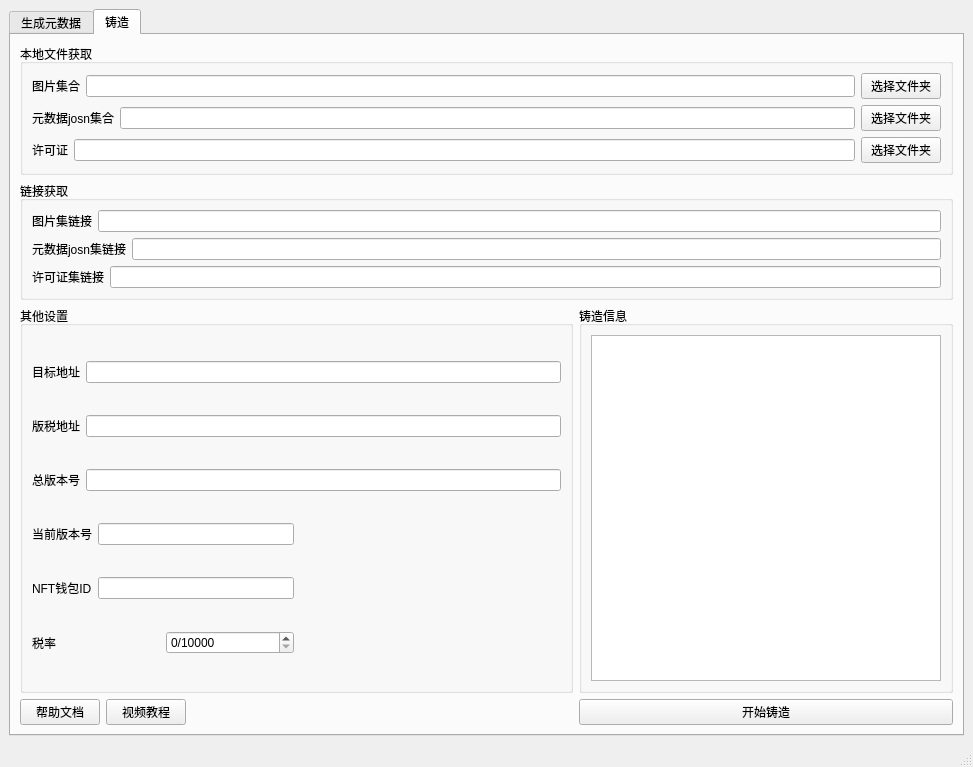
First picture: the form in mainwindow.ui, repository fantasyfanwuren/ChiaMintNFT1, before the edit.
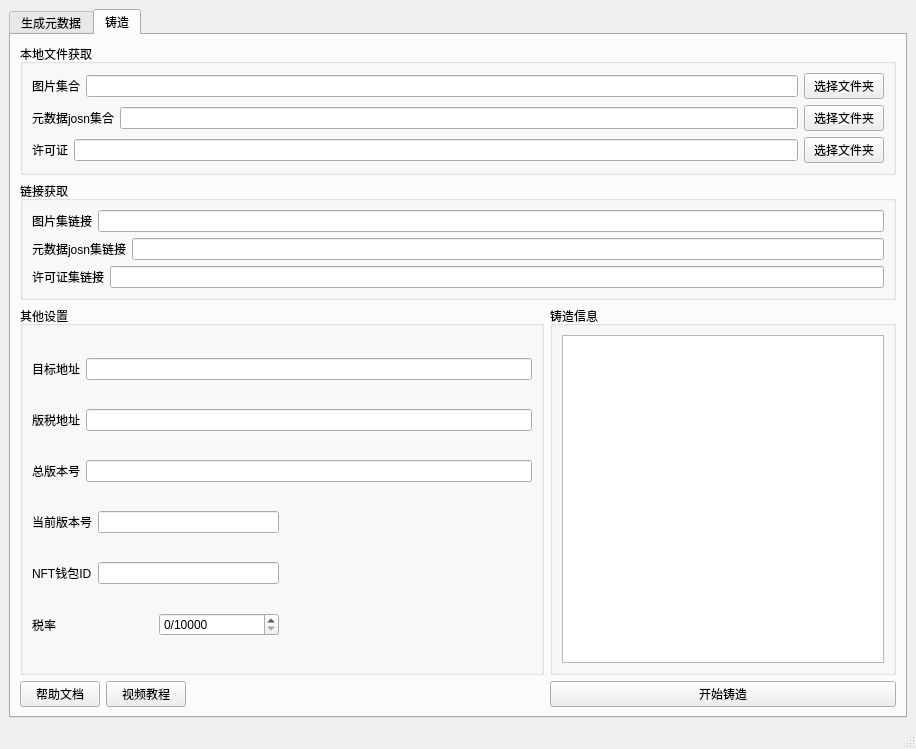
Second picture: the form after the edit. The open tabs and pages were chosen to show the change.

Commit message: gui object naming complete

```diff
--- a/mainwindow.ui
+++ b/mainwindow.ui
@@ -6,8 +6,8 @@
    <rect>
     <x>0</x>
     <y>0</y>
-    <width>973</width>
-    <height>767</height>
+    <width>916</width>
+    <height>749</height>
    </rect>
   </property>
   <property name="windowTitle">
@@ -259,7 +259,7 @@
              </property>
              <property name="sizeHint" stdset="0">
               <size>
-               <width>254</width>
+               <width>240</width>
                <height>20</height>
               </size>
              </property>
@@ -286,7 +286,7 @@
              </property>
              <property name="sizeHint" stdset="0">
               <size>
-               <width>254</width>
+               <width>240</width>
                <height>20</height>
               </size>
              </property>
@@ -320,7 +320,7 @@
              </property>
              <property name="sizeHint" stdset="0">
               <size>
-               <width>254</width>
+               <width>240</width>
                <height>20</height>
               </size>
              </property>
@@ -404,7 +404,7 @@
           </property>
           <property name="sizeHint" stdset="0">
            <size>
-            <width>366</width>
+            <width>337</width>
             <height>20</height>
            </size>
           </property>
```
Left out of the diff: 8 changed lines with no effect on the pictures.
